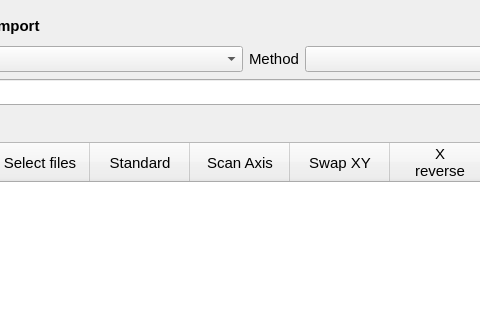
Before: the Qt Designer form designer/MapImportDialog.ui in dhasterok/LaserMapExplorer, drawn with Qt 5; both pictures show x 223 to 703 and y 0 to 322 of the 1300 by 637 pixel window.
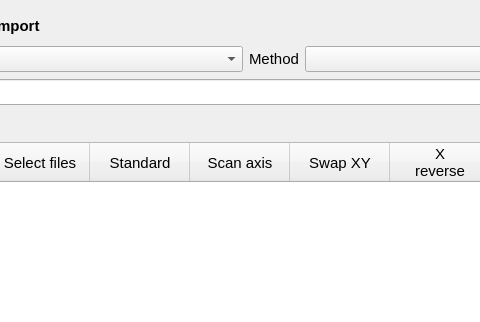
After: the same form once the commit is applied. Icons and pictures are not drawn.

The edit to the form file:
```diff
--- a/designer/MapImportDialog.ui
+++ b/designer/MapImportDialog.ui
@@ -398,7 +398,7 @@
           </column>
           <column>
            <property name="text">
-            <string>Scan Axis</string>
+            <string>Scan axis</string>
            </property>
           </column>
           <column>
```
Left out of the diff: 14 changed lines with no effect on the pictures.
